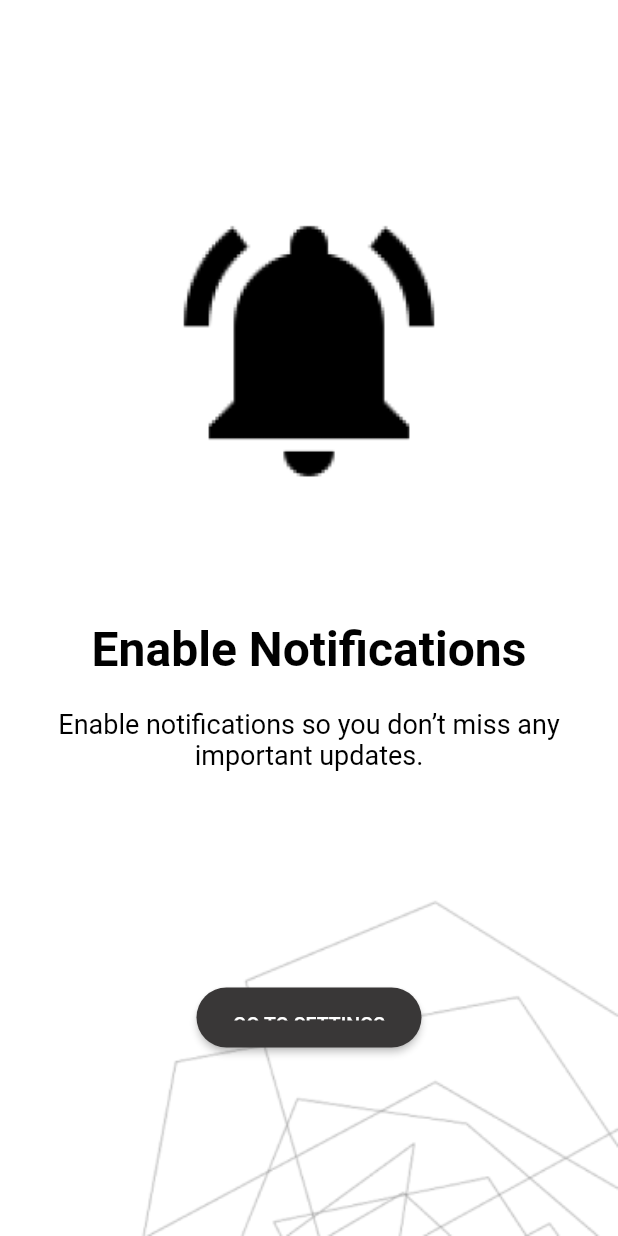
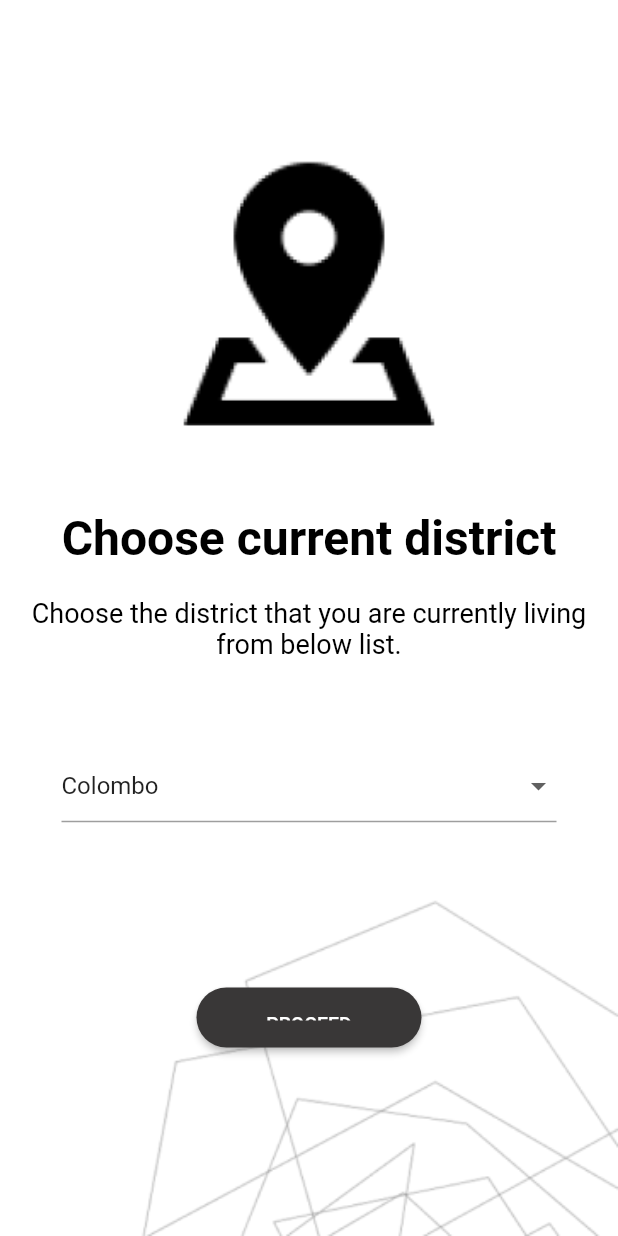
Before and after one commit to thushaltk/prodep-client, a Flutter app: the screen it shows after launch, on a phone screen of 412 x 824 dp. Run offline on Flutter 3.47's test engine with Material 2 defaults, Android fonts, the light colour scheme and no system bars.

Commit message:
FINISHED: enter district screen

```diff
--- a/lib/main.dart
+++ b/lib/main.dart
@@ -1,5 +1,6 @@
 import 'package:flutter/material.dart';
 import 'package:prodep_client/screens/enable-notifications-screen.dart';
+import 'package:prodep_client/screens/enter-district-screen.dart';
 import 'package:prodep_client/screens/splash-screen.dart';
 
 void main() {
@@ -16,9 +17,9 @@ class MyApp extends StatelessWidget {
       title: 'PRODEP',
       debugShowCheckedModeBanner: false,
       theme: ThemeData(
-        primarySwatch: Colors.blue,
+        primarySwatch: Colors.blueGrey,
       ),
-      home: const EnableNotificationsScreen(),
+      home: EnterDistrictScreen(),
     );
   }
 }
--- a/lib/screens/enter-district-screen.dart
+++ b/lib/screens/enter-district-screen.dart
@@ -0,0 +1,174 @@
+import 'package:flutter/material.dart';
+import 'package:flutter/src/foundation/key.dart';
+import 'package:flutter/src/widgets/framework.dart';
+
+class EnterDistrictScreen extends StatefulWidget {
+  EnterDistrictScreen({Key? key}) : super(key: key);
+
+  @override
+  State<EnterDistrictScreen> createState() => _EnterDistrictScreenState();
+}
+
+class _EnterDistrictScreenState extends State<EnterDistrictScreen> {
+  String _selectedDistrict = "Colombo";
+
+  List<String> districts = [
+    "Colombo",
+    "Gampaha",
+    "Kalutara",
+    "Kandy",
+    "Matale",
+    "Nuwara Eliya",
+    "Galle",
+    "Matara",
+    "Hambantota",
+    "Jaffna",
+    "Kilinochchi",
+    "Mannar",
+    "Vavuniya",
+    "Mullaitivu",
+    "Batticaloa",
+    "Ampara",
+    "Trincomalee",
+    "Kurunegala",
+    "Puttalam",
+    "Anuradhapura",
+    "Polonnaruwa",
+    "Badulla",
+    "Moneragala",
+    "Ratnapura",
+    "Kegalle"
+  ];
+
+  @override
+  Widget build(BuildContext context) {
+    return Scaffold(
+      backgroundColor: Colors.white,
+      body: Container(
+        width: double.infinity,
+        height: double.infinity,
+        child: Column(
+          mainAxisAlignment: MainAxisAlignment.spaceBetween,
+          crossAxisAlignment: CrossAxisAlignment.center,
+          children: [
+            Flexible(
+              child: Column(
+                mainAxisAlignment: MainAxisAlignment.center,
+                crossAxisAlignment: CrossAxisAlignment.center,
+                children: [
+                  const SizedBox(
+                    height: 50,
+                  ),
+                  Container(
+                    alignment: Alignment.center,
+                    width: double.infinity,
+                    child: Image.asset(
+                      width: 200,
+                      'assets/images/district.png',
+                      fit: BoxFit.contain,
+                    ),
+                  ),
+                  const SizedBox(
+                    height: 40,
+                  ),
+                  Container(
+                    width: double.infinity,
+                    alignment: Alignment.center,
+                    child: const Text(
+                      'Choose current district',
+                      style: TextStyle(
+                        color: Colors.black,
+                        fontWeight: FontWeight.bold,
+                        fontSize: 32,
+                      ),
+                    ),
+                  ),
+                  const SizedBox(
+                    height: 20,
+                  ),
+                  Container(
+                    width: double.infinity,
+                    alignment: Alignment.center,
+                    child: Text(
+                      textAlign: TextAlign.center,
+                      'Choose the district that you are currently living from below list.',
+                      style: TextStyle(
+                        color: Colors.black,
+                        fontSize: 18,
+                      ),
+                    ),
+                  ),
+                  const SizedBox(
+                    height: 60,
+                  ),
+                  Container(
+                    width: 330,
+                    child: DropdownButtonFormField(
+                      value: _selectedDistrict,
+                      items: districts.map((String val) {
+                        return DropdownMenuItem(
+                          value: val,
+                          child: Text(val),
+                        );
+                      }).toList(),
+                      onChanged: (String? value) {
+                        setState(() {
+                          _selectedDistrict = value!;
+                        });
+                      },
+                    ),
+                  )
+                ],
+              ),
+            ),
+            Stack(
+              children: [
+                Container(
+                  alignment: Alignment.bottomRight,
+                  width: double.infinity,
+                  child: Image.asset(
+                      width: 330,
+                      'assets/images/pattern2.png',
+                      fit: BoxFit.contain),
+                ),
+                Container(
+                  width: double.infinity,
+                  height: 100,
+                  alignment: Alignment.bottomCenter,
+                  child: SizedBox(
+                    width: 150,
+                    height: 40,
+                    child: ElevatedButton(
+                      style: ButtonStyle(
+                        shape:
+                            MaterialStateProperty.all<RoundedRectangleBorder>(
+                                RoundedRectangleBorder(
+                          borderRadius: BorderRadius.circular(50.0),
+                        )),
+                        backgroundColor: MaterialStateProperty.all<Color>(
+                            const Color(0xFF393737)),
+                        padding: MaterialStateProperty.all<EdgeInsets>(
+                          const EdgeInsets.all(18.0),
+                        ),
+                      ),
+                      onPressed: () {
+                        // Navigator.of(context)
+                        //     .pushNamed(LoginSelectionScreen.routeName);
+                      },
+                      child: const Text(
+                        'PROCEED',
+                        style: TextStyle(
+                          fontSize: 13,
+                        ),
+                      ),
+                    ),
+                  ),
+                ),
+              ],
+            ),
+          ],
+        ),
+      ),
+    );
+  }
+}
```
Also changed, not shown: assets/images/district.png (added).
